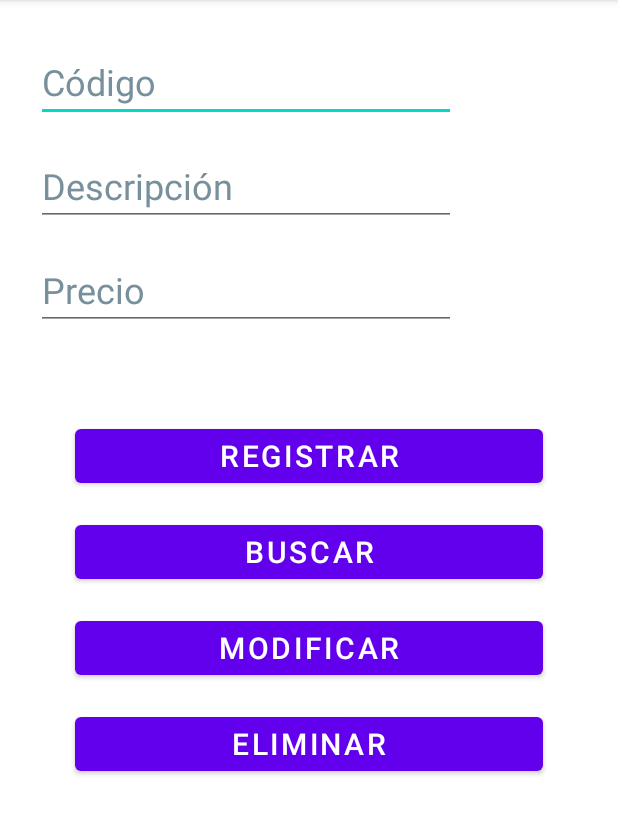
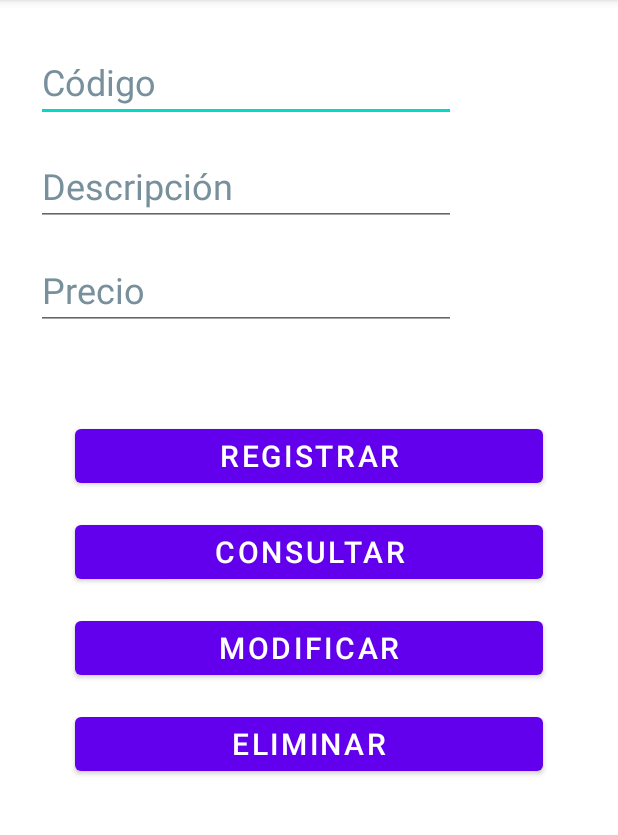
Before and after one commit to fcamussi/Android_con_Java, an Android app: the screen it shows after launch (MainActivity), on a phone screen of 412 x 824 dp, the part 84-919 px from its top. Run offline under Robolectric (Android 15) with nearby library versions, the phone set to English and light mode, and no system bars.

Commit message:
practica9 - modificar

```diff
--- a/Practica9/app/src/main/res/layout/activity_main.xml
+++ b/Practica9/app/src/main/res/layout/activity_main.xml
@@ -88,22 +88,23 @@
         android:layout_marginStart="50dp"
         android:layout_marginTop="16dp"
         android:layout_marginEnd="50dp"
+        android:onClick="onCreateModificar"
         android:text="@string/modificar"
         android:textSize="20sp"
         app:layout_constraintEnd_toEndOf="parent"
         app:layout_constraintHorizontal_bias="0.5"
         app:layout_constraintStart_toStartOf="parent"
-        app:layout_constraintTop_toBottomOf="@+id/btn_buscar" />
+        app:layout_constraintTop_toBottomOf="@+id/btn_consultar" />
 
     <Button
-        android:id="@+id/btn_buscar"
+        android:id="@+id/btn_consultar"
         android:layout_width="0dp"
         android:layout_height="wrap_content"
         android:layout_marginStart="50dp"
         android:layout_marginTop="16dp"
         android:layout_marginEnd="50dp"
         android:onClick="onCreateConsultar"
-        android:text="@string/buscar"
+        android:text="@string/consultar"
         android:textSize="20sp"
         app:layout_constraintEnd_toEndOf="parent"
         app:layout_constraintHorizontal_bias="0.5"
--- a/Practica9/app/src/main/res/values/strings.xml
+++ b/Practica9/app/src/main/res/values/strings.xml
@@ -4,7 +4,7 @@
     <string name="descripcion">Descripción</string>
     <string name="precio">Precio</string>
     <string name="registrar">Registrar</string>
-    <string name="buscar">Buscar</string>
+    <string name="consultar">Consultar</string>
     <string name="modificar">Modificar</string>
     <string name="eliminar">Eliminar</string>
 </resources>
```
Also changed, not shown: Practica9/app/src/main/java/com/example/productos/MainActivity.java (+32 -5 lines).
